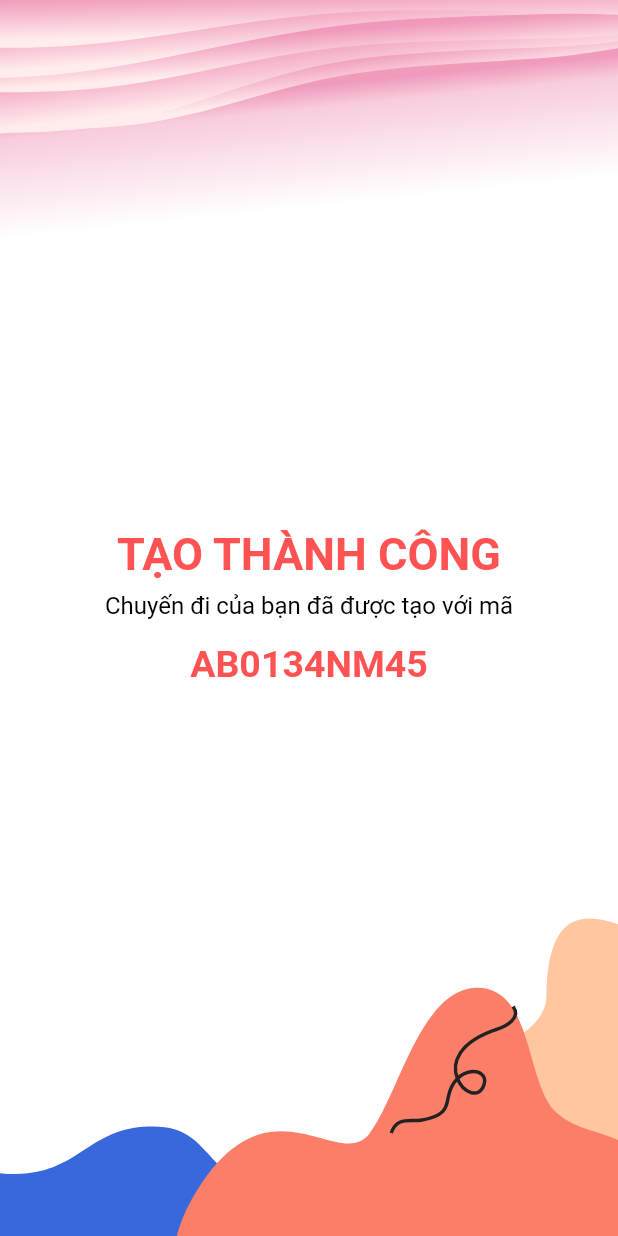
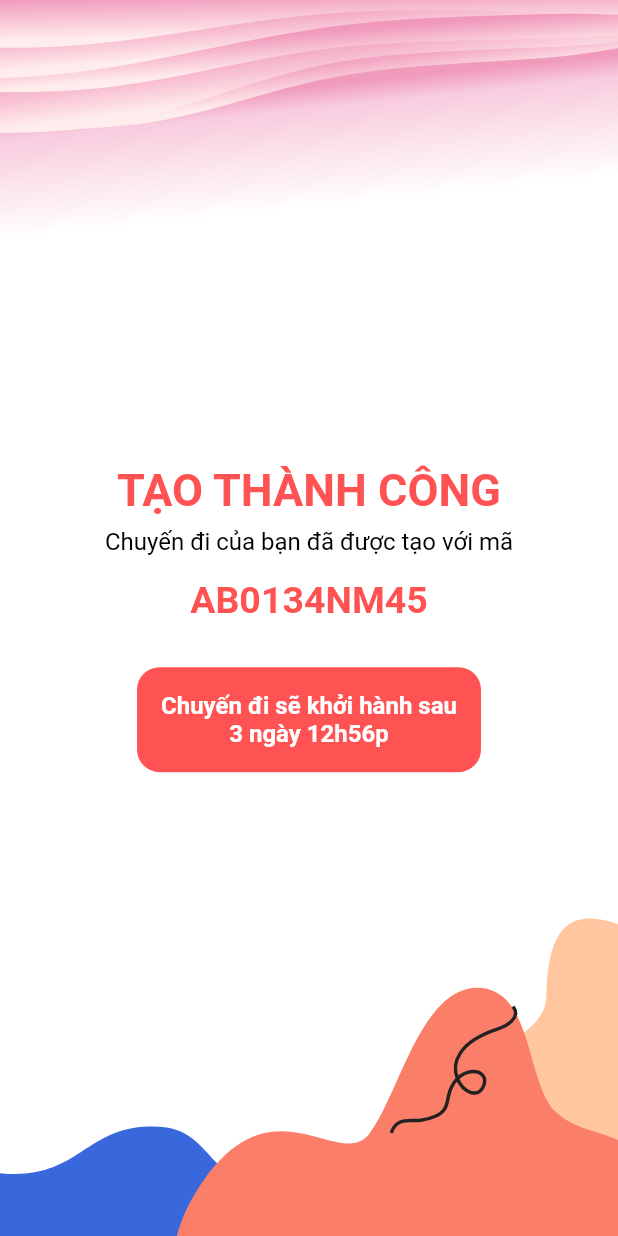
Before and after one commit to ChauTriTin/DoAnTotNghiep, a Flutter app: the CreateSuccessScreen screen opened directly, on a phone screen of 412 x 824 dp. Run offline on Flutter 3.47's test engine with Material 2 defaults, Android fonts, the phone set to English and light mode, and no system bars; our stand-ins replace avatar_glow, date_format, get, google_maps_flutter, lite_rolling_switch, lottie and 1 more; missing offline and left inert: circular_bottom_navigation, forked_slider_button, google_maps_flutter_android, google_maps_flutter_platform_interface, google_maps_place_picker_mb, multi_image_picker_view and 1 more; accounts and stored records are empty.

Commit message:
update screen create router

```diff
--- a/lib/ui/home/router/createSuccess/create_success_screen.dart
+++ b/lib/ui/home/router/createSuccess/create_success_screen.dart
@@ -34,7 +34,9 @@ class _CreateSuccessScreenState extends BaseStatefulState<CreateSuccessScreen> {
               width: Get.width,
             ),
           ),
-          Center(
+          Padding(
+            padding: const EdgeInsets.all(DimenConstants.marginPaddingMedium),
+            child: Center(
               child: Column(
                 crossAxisAlignment: CrossAxisAlignment.center,
                 mainAxisAlignment: MainAxisAlignment.center,
@@ -67,8 +69,31 @@ class _CreateSuccessScreenState extends BaseStatefulState<CreateSuccessScreen> {
                     ),
                     textAlign: TextAlign.center,
                   ),
-                const SizedBox(height: DimenConstants.marginPaddingMedium),
+                  const SizedBox(height: DimenConstants.marginPaddingLarge),
+                  Container(
+                    decoration: BoxDecoration(
+                      color: ColorConstants.appColor,
+                      border: Border.all(
+                        color: ColorConstants.appColor,
+                      ),
+                      borderRadius: const BorderRadius.all(
+                        Radius.circular(DimenConstants.radiusMedium),
+                      ),
+                    ),
+                    padding: const EdgeInsets.all(
+                        DimenConstants.marginPaddingMedium),
+                    child: const Text(
+                      "Chuyến đi sẽ khởi hành sau\n3 ngày 12h56p",
+                      style: TextStyle(
+                        fontSize: DimenConstants.txtMedium,
+                        fontWeight: FontWeight.bold,
+                        color: Colors.white,
+                      ),
+                      textAlign: TextAlign.center,
+                    ),
+                  ),
                 ],
+              ),
             ),
           ),
         ],
```
Lines whose indentation alone changed are shown as unchanged.
